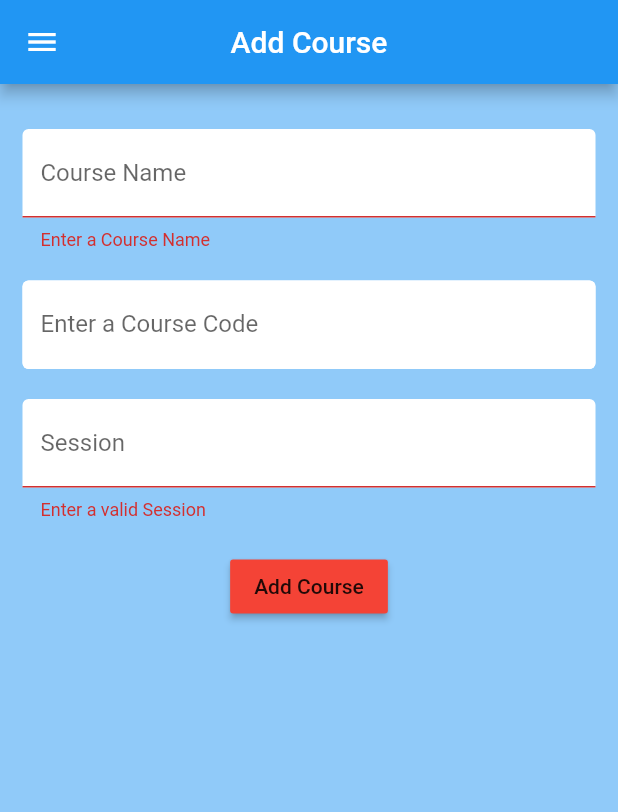
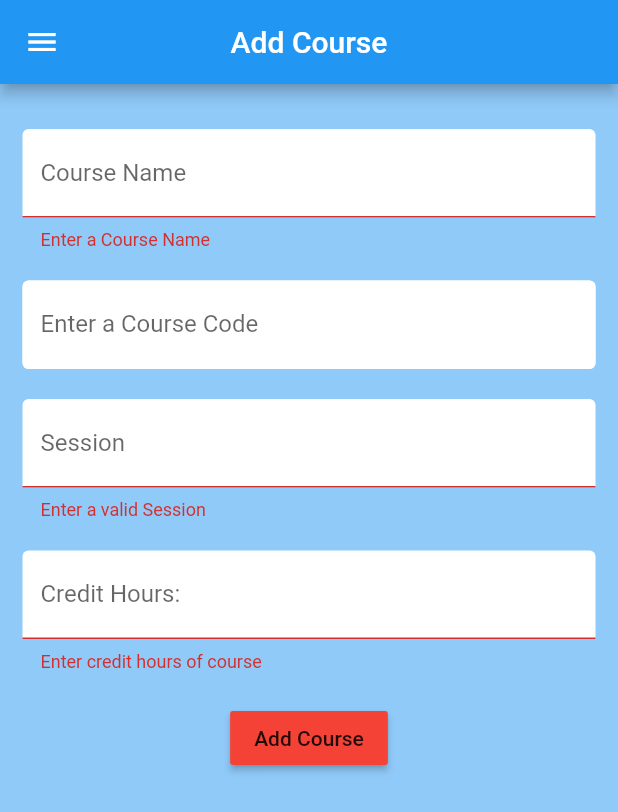
Before and after one commit to qasimsiddiqui/attendance_app, a Flutter app: the InstructorAddCourse screen opened directly, after a tap on "Add Course", on a phone screen of 412 x 824 dp. Shown: the top 812 px of the screen. Run offline on Flutter 3.47's test engine with Material 2 defaults, Android fonts, the phone set to English and light mode, and no system bars; our stand-ins replace cloud_firestore, firebase_auth, random_string; accounts and stored records are empty.

Commit message:
total credit hours are also submitted

```diff
--- a/lib/screens/add_course/instructor_addCourse.dart
+++ b/lib/screens/add_course/instructor_addCourse.dart
@@ -17,6 +17,7 @@ class _InstructorAddCourseState extends State<InstructorAddCourse> {
   String name = '';
   String courseCode = '';
   String session = '';
+  String creditHours = '';
 
   bool loading = false;
 
@@ -73,6 +74,18 @@ class _InstructorAddCourseState extends State<InstructorAddCourse> {
                     SizedBox(
                       height: 20,
                     ),
+                    TextFormField(
+                      decoration: textInputDecoration.copyWith(
+                          labelText: 'Credit Hours:'),
+                      validator: (val) =>
+                          val.isEmpty ? 'Enter credit hours of course' : null,
+                      onChanged: (val) {
+                        setState(() => creditHours = val);
+                      },
+                    ),
+                    SizedBox(
+                      height: 20,
+                    ),
                     RaisedButton(
                       color: Colors.red,
                       child: Text('Add Course'),
@@ -80,10 +93,12 @@ class _InstructorAddCourseState extends State<InstructorAddCourse> {
                         if (_formKey.currentState.validate()) {
                           setState(() => loading = true);
 
-                          dynamic result = await _databaseService
-                              .addInstructorCourse(name, courseCode, session);
+                          dynamic result =
+                              await _databaseService.addInstructorCourse(
+                                  name, courseCode, session, creditHours);
                           if (result == null) {
                             setState(() => loading = false);
+                            Navigator.pop(context);
                           } else {
                             print(result.toString());
                           }
```
Also changed, not shown: lib/services/database.dart (+12 -7 lines).
